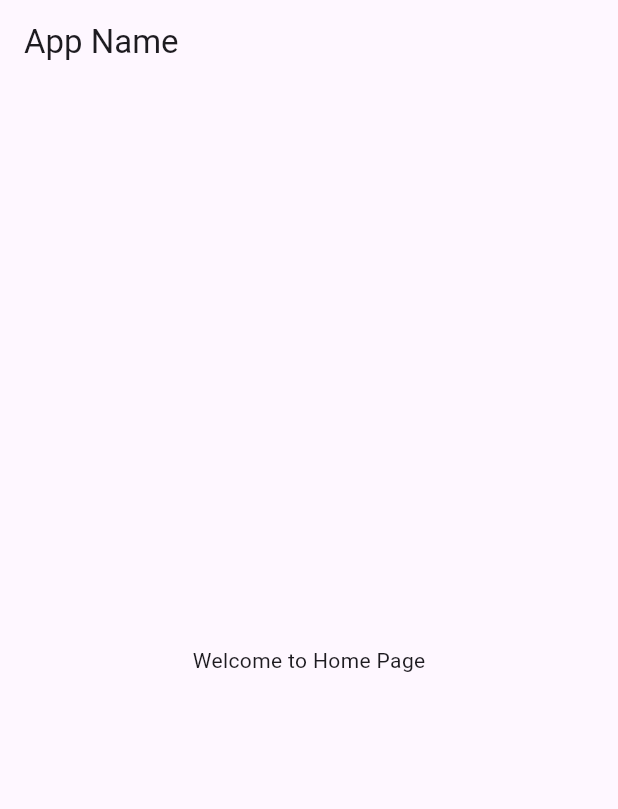
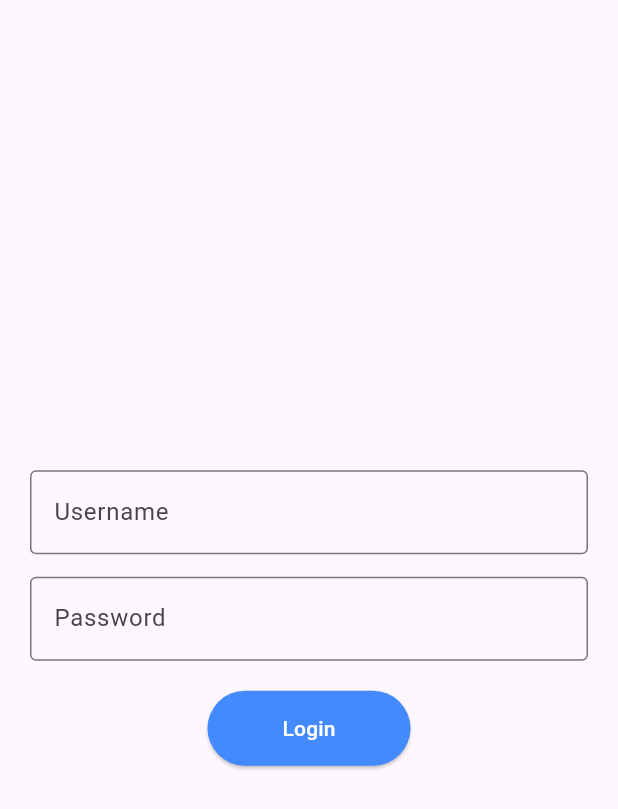
Before and after one commit to bananaNuggets75/freelancing-app-CPU, a Flutter app: the screen it shows after launch, on a phone screen of 412 x 824 dp. Shown: the top 809 px of the screen. Run offline on Flutter 3.47's test engine with Material 3 defaults, Android fonts, the phone set to English and light mode, and no system bars.

Commit message:
add login page

```diff
--- a/freelancing_app/lib/home_page.dart
+++ b/freelancing_app/lib/home_page.dart
@@ -7,7 +7,7 @@ class HomePage extends StatelessWidget {
   Widget build(BuildContext context) {
     return Scaffold(
       appBar: AppBar(
-        title: const Text('App Name'),
+        title: const Text('HireMe'),
       ),
       body: Center(
         child: const Text('Welcome to Home Page'),
--- /dev/null
+++ b/freelancing_app/lib/login_page.dart
@@ -0,0 +1,56 @@
+import 'package:flutter/material.dart';
+
+class LoginPage extends StatelessWidget {
+  final TextEditingController _usernameController = TextEditingController();
+  final TextEditingController _passwordController = TextEditingController();
+
+  @override
+  Widget build(BuildContext context) {
+    return Scaffold(
+      body: Center(
+        child: Padding(
+          padding: const EdgeInsets.all(20.0),
+          child: Column(
+            mainAxisSize: MainAxisSize.min,
+            children: <Widget>[
+              // Username field
+              TextField(
+                controller: _usernameController,
+                decoration: const InputDecoration(
+                  labelText: 'Username',
+                  border: OutlineInputBorder(),
+                ),
+              ),
+              const SizedBox(height: 15.0),
+              // Password field
+              TextField(
+                controller: _passwordController,
+                decoration: const InputDecoration(
+                  labelText: 'Password',
+                  border: OutlineInputBorder(),
+                ),
+                obscureText: true,
+              ),
+              const SizedBox(height: 20.0),
+              // Login button
+              ElevatedButton(
+                onPressed: () {
+                  // Just navigate to the homepage on button click
+                  Navigator.pushReplacementNamed(context, '/home');
+                },
+                style: ElevatedButton.styleFrom(
+                  padding: const EdgeInsets.symmetric(horizontal: 50.0, vertical: 15.0),
+                  backgroundColor: Colors.blueAccent,
+                ),
+                child: const Text(
+                  'Login',
+                  style: TextStyle(color: Colors.white),
+                ),
+              ),
+            ],
+          ),
+        ),
+      ),
+    );
+  }
+}
--- a/freelancing_app/lib/main.dart
+++ b/freelancing_app/lib/main.dart
@@ -1,6 +1,6 @@
-// main.dart
 import 'package:flutter/material.dart';
 import 'home_page.dart' as home_page;
+import 'login_page.dart' as login_page;
 
 void main() {
   runApp(const MyApp());
@@ -12,11 +12,12 @@ class MyApp extends StatelessWidget {
   @override
   Widget build(BuildContext context) {
     return MaterialApp(
-      title: 'App Name',
-      initialRoute: "/",
+      title: 'HireMe',
+      initialRoute: '/login',
       routes: {
         '/': (context) => const home_page.HomePage(),
         '/home': (context) => const home_page.HomePage(),
+        '/login': (context) => login_page.LoginPage(),
       },
     );
   }
--- a/freelancing_app/pubspec.yaml
+++ b/freelancing_app/pubspec.yaml
@@ -59,9 +59,8 @@ flutter:
   uses-material-design: true
 
   # To add assets to your application, add an assets section, like this:
-  # assets:
-  #   - images/a_dot_burr.jpeg
-  #   - images/a_dot_ham.jpeg
+  assets:
+    - assets/images/background_login.jpeg
 
   # An image asset can refer to one or more resolution-specific "variants", see
   # https://flutter.dev/assets-and-images/#resolution-aware
```
Also changed, not shown: freelancing_app/assets/images/background_login.jpeg (added).
